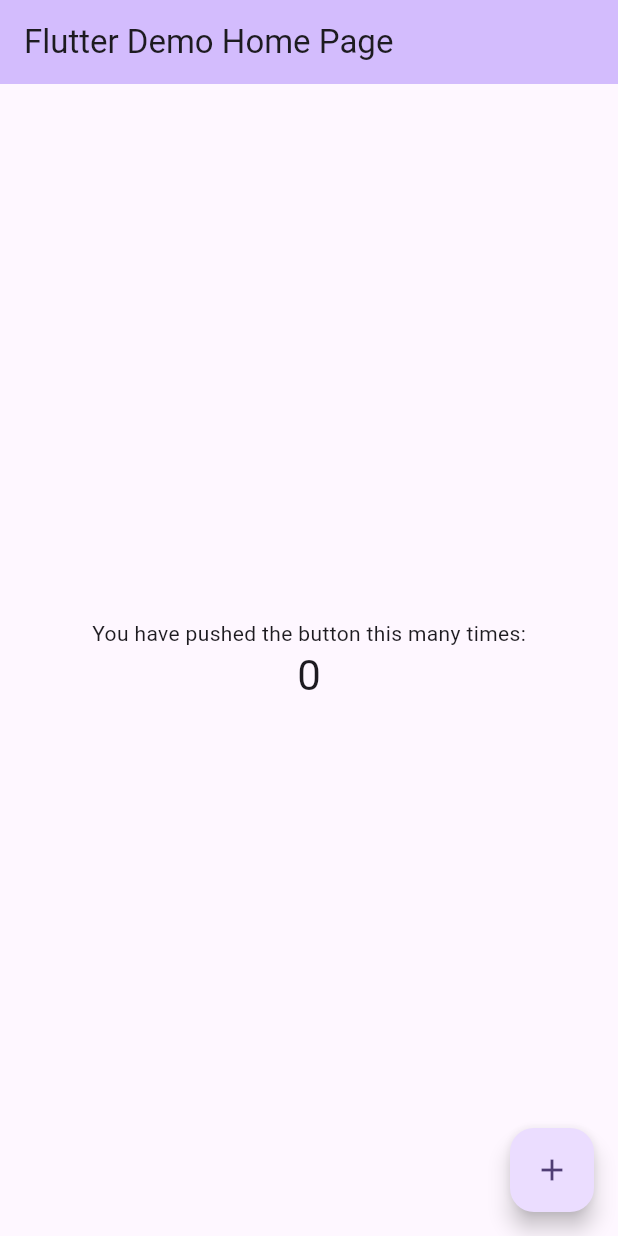
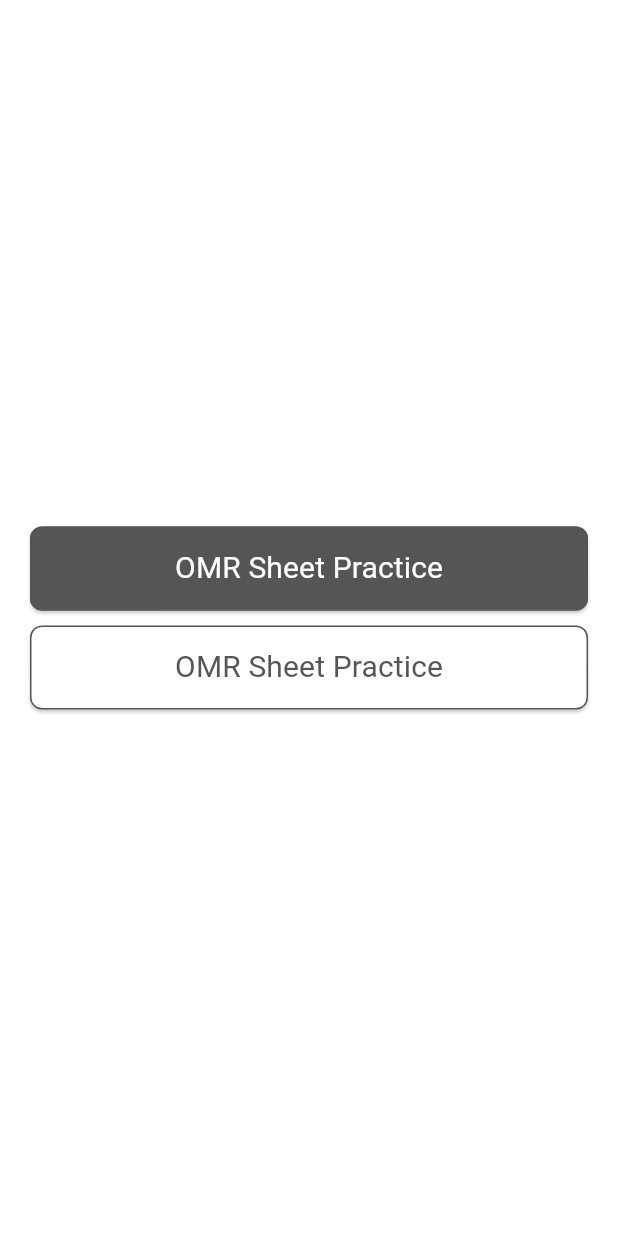
Before and after one commit to KhizarJamshaidIqbal/OMR_Sheet, a Flutter app: the screen it shows after launch, on a phone screen of 412 x 824 dp. Run offline on Flutter 3.47's test engine with Material 3 defaults, Android fonts, the phone set to English and light mode, and no system bars; our stand-ins replace loading_animation_widget; Roboto replaces fonts that are missing (Literata-Regular).

Commit message:
add new folder2

```diff
--- /dev/null
+++ b/lib/constants/app_size.dart
@@ -0,0 +1,12 @@
+import 'package:flutter/material.dart';
+
+extension EmptyPadding on num {
+  SizedBox get h => SizedBox(height: toDouble());
+
+  SizedBox get w => SizedBox(width: toDouble());
+}
+
+extension MediaQueryValues on BuildContext {
+  double get screenWidth => MediaQuery.of(this).size.width;
+  double get screenHeight => MediaQuery.of(this).size.height;
+}
--- /dev/null
+++ b/lib/constants/colors.dart
@@ -0,0 +1,11 @@
+// ignore_for_file: camel_case_types, constant_identifier_names
+
+import 'package:flutter/material.dart';
+
+class globalColors {
+  static const primaryColor = Color(0xff555555);
+  static const BlackColor = Colors.black;
+  static const WhiteColor = Color(0xffFFFFFF);
+  static const SuccessColor = Color(0xff198754);
+  static const DangerColor = Color(0xffDF0000);
+}
--- a/lib/features/Select_Questions.dart
+++ b/lib/features/Select_Questions.dart
@@ -0,0 +1,41 @@
+// ignore_for_file: camel_case_types, file_names, prefer_const_constructors, prefer_const_literals_to_create_immutables
+
+import 'package:flutter/material.dart';
+import 'package:omrsheet_app/constants/app_size.dart';
+import 'package:omrsheet_app/constants/colors.dart';
+import 'package:omrsheet_app/widgets/custom_button.dart';
+
+class Select_Questions extends StatelessWidget {
+  const Select_Questions({super.key});
+
+  @override
+  Widget build(BuildContext context) {
+    return Scaffold(
+      body: Padding(
+        padding: const EdgeInsets.symmetric(horizontal: 20),
+        child: Column(
+          mainAxisAlignment: MainAxisAlignment.center,
+          children: [
+            SizedBox(
+              height: 56,
+              child: custom_button(
+                title: 'OMR Sheet Practice',
+                onPress: () {},
+              ),
+            ),
+            10.h,
+            SizedBox(
+              height: 56,
+              child: custom_button(
+                textColor: globalColors.primaryColor,
+                backgroundColor: globalColors.WhiteColor,
+                title: 'OMR Sheet Practice',
+                onPress: () {},
+              ),
+            ),
+          ],
+        ),
+      ),
+    );
+  }
+}
--- a/lib/main.dart
+++ b/lib/main.dart
@@ -1,4 +1,7 @@
+// ignore_for_file: use_key_in_widget_constructors, prefer_const_constructors, deprecated_member_use
+
 import 'package:flutter/material.dart';
+import 'package:omrsheet_app/features/Select_Questions.dart';
 
 void main() {
   runApp(const MyApp());
@@ -11,100 +14,28 @@ class MyApp extends StatelessWidget {
   @override
   Widget build(BuildContext context) {
     return MaterialApp(
-      title: 'Flutter Demo',
+      debugShowCheckedModeBanner: false,
+      title: 'OMR Sheet',
       theme: ThemeData(
-        colorScheme: ColorScheme.fromSeed(seedColor: Colors.deepPurple),
+        colorScheme:
+            ColorScheme.fromSwatch().copyWith(secondary: Color(0xff555555)),
         useMaterial3: true,
+        buttonTheme: ButtonThemeData(
+          buttonColor: Color(0xff555555), // Button background color
+          textTheme: ButtonTextTheme.primary,
+          shape: RoundedRectangleBorder(
+            side: BorderSide(color: Color(0xff555555)), // Button border color
+            borderRadius: BorderRadius.circular(8.0),
+          ),
+        ),
+        iconTheme: IconThemeData(color: Color(0xff555555)), // Icon color
+        textTheme: TextTheme(
+          bodyText1: TextStyle(color: Color(0xff555555)), // Default text color
+          bodyText2: TextStyle(color: Color(0xff555555)), // Default text color
+        ),
+        scaffoldBackgroundColor: Colors.white, // App background theme color
       ),
-      home: const MyHomePage(title: 'Flutter Demo Home Page'),
+      home: Select_Questions(),
     );
   }
 }
-
-class MyHomePage extends StatefulWidget {
-  const MyHomePage({super.key, required this.title});
-
-  // This widget is the home page of your application. It is stateful, meaning
-  // that it has a State object (defined below) that contains fields that affect
-  // how it looks.
-
-  // This class is the configuration for the state. It holds the values (in this
-  // case the title) provided by the parent (in this case the App widget) and
-  // used by the build method of the State. Fields in a Widget subclass are
-  // always marked "final".
-
-  final String title;
-
-  @override
-  State<MyHomePage> createState() => _MyHomePageState();
-}
-
-class _MyHomePageState extends State<MyHomePage> {
-  int _counter = 0;
-
-  void _incrementCounter() {
-    setState(() {
-      // This call to setState tells the Flutter framework that something has
-      // changed in this State, which causes it to rerun the build method below
-      // so that the display can reflect the updated values. If we changed
-      // _counter without calling setState(), then the build method would not be
-      // called again, and so nothing would appear to happen.
-      _counter++;
-    });
-  }
-
-  @override
-  Widget build(BuildContext context) {
-    // This method is rerun every time setState is called, for instance as done
-    // by the _incrementCounter method above.
-    //
-    // The Flutter framework has been optimized to make rerunning build methods
-    // fast, so that you can just rebuild anything that needs updating rather
-    // than having to individually change instances of widgets.
-    return Scaffold(
-      appBar: AppBar(
-        // TRY THIS: Try changing the color here to a specific color (to
-        // Colors.amber, perhaps?) and trigger a hot reload to see the AppBar
-        // change color while the other colors stay the same.
-        backgroundColor: Theme.of(context).colorScheme.inversePrimary,
-        // Here we take the value from the MyHomePage object that was created by
-        // the App.build method, and use it to set our appbar title.
-        title: Text(widget.title),
-      ),
-      body: Center(
-        // Center is a layout widget. It takes a single child and positions it
-        // in the middle of the parent.
-        child: Column(
-          // Column is also a layout widget. It takes a list of children and
-          // arranges them vertically. By default, it sizes itself to fit its
-          // children horizontally, and tries to be as tall as its parent.
-          //
-          // Column has various properties to control how it sizes itself and
-          // how it positions its children. Here we use mainAxisAlignment to
-          // center the children vertically; the main axis here is the vertical
-          // axis because Columns are vertical (the cross axis would be
-          // horizontal).
-          //
-          // TRY THIS: Invoke "debug painting" (choose the "Toggle Debug Paint"
-          // action in the IDE, or press "p" in the console), to see the
-          // wireframe for each widget.
-          mainAxisAlignment: MainAxisAlignment.center,
-          children: <Widget>[
-            const Text(
-              'You have pushed the button this many times:',
-            ),
-            Text(
-              '$_counter',
-              style: Theme.of(context).textTheme.headlineMedium,
-            ),
-          ],
-        ),
-      ),
-      floatingActionButton: FloatingActionButton(
-        onPressed: _incrementCounter,
-        tooltip: 'Increment',
-        child: const Icon(Icons.add),
-      ), // This trailing comma makes auto-formatting nicer for build methods.
-    );
-  }
-}
--- /dev/null
+++ b/lib/widgets/custom_Text_Widget.dart
@@ -0,0 +1,39 @@
+// ignore: file_names
+//CustomTextWidget
+// ignore_for_file: file_names, duplicate_ignore
+
+import 'package:flutter/cupertino.dart';
+
+class CustomText extends StatelessWidget {
+  final String text;
+  final TextDecoration textDecoration;
+  final String fontFamily;
+  final Color color;
+  final int fontsize;
+  final FontWeight fontWeight;
+
+  const CustomText({
+    super.key,
+    required this.text,
+    required this.color,
+    required this.fontsize,
+    this.fontWeight = FontWeight.normal,
+    this.fontFamily = 'Literata-Regular',
+    this.textDecoration = TextDecoration.none,
+  });
+
+  @override
+  Widget build(BuildContext context) {
+    return Text(
+      text,
+      textAlign: TextAlign.start,
+      style: TextStyle(
+        color: color,
+        fontWeight: FontWeight.normal,
+        fontSize: fontsize.toDouble(),
+        fontFamily: 'Literata-Regular',
+        decoration: textDecoration,
+      ),
+    );
+  }
+}
--- /dev/null
+++ b/lib/widgets/custom_button.dart
@@ -0,0 +1,55 @@
+// ignore_for_file: camel_case_types, must_be_immutable
+
+import 'package:flutter/material.dart';
+import 'package:loading_animation_widget/loading_animation_widget.dart';
+import 'package:omrsheet_app/constants/colors.dart';
+import 'package:omrsheet_app/widgets/custom_Text_Widget.dart';
+
+class custom_button extends StatelessWidget {
+  final String title;
+  bool loading;
+  Color backgroundColor, textColor;
+  final VoidCallback onPress;
+  custom_button(
+      {super.key,
+      required this.title,
+      this.loading = false,
+      required this.onPress,
+      this.textColor = globalColors.WhiteColor,
+      this.backgroundColor = globalColors.primaryColor});
+
+  @override
+  Widget build(BuildContext context) {
+    return SizedBox(
+      width: double.infinity,
+      height: 50,
+      child: ElevatedButton(
+        onPressed: loading ? null : onPress,
+        style: ElevatedButton.styleFrom(
+          backgroundColor: backgroundColor,
+          shape: RoundedRectangleBorder(
+            borderRadius: BorderRadius.circular(8),
+          ),
+          side: const BorderSide(
+            color: globalColors.primaryColor,
+            width: 1,
+          ),
+          // minimumSize: const Size.fromHeight(55),
+        ),
+        child: loading
+            ? LoadingAnimationWidget.staggeredDotsWave(
+                color: Colors.white,
+                size: 50,
+              )
+            : Center(
+                child: CustomText(
+                  text: title,
+                  color: textColor,
+                  fontsize: 20,
+                  fontWeight: FontWeight.w400,
+                ),
+              ),
+      ),
+    );
+  }
+}
--- a/pubspec.yaml
+++ b/pubspec.yaml
@@ -35,6 +35,8 @@ dependencies:
   # The following adds the Cupertino Icons font to your application.
   # Use with the CupertinoIcons class for iOS style icons.
   cupertino_icons: ^1.0.2
+  loading_animation_widget:
+  google_fonts: ^6.1.0
 
 dev_dependencies:
   flutter_test:
```
Also changed, not shown: pubspec.lock, 1 other file.
